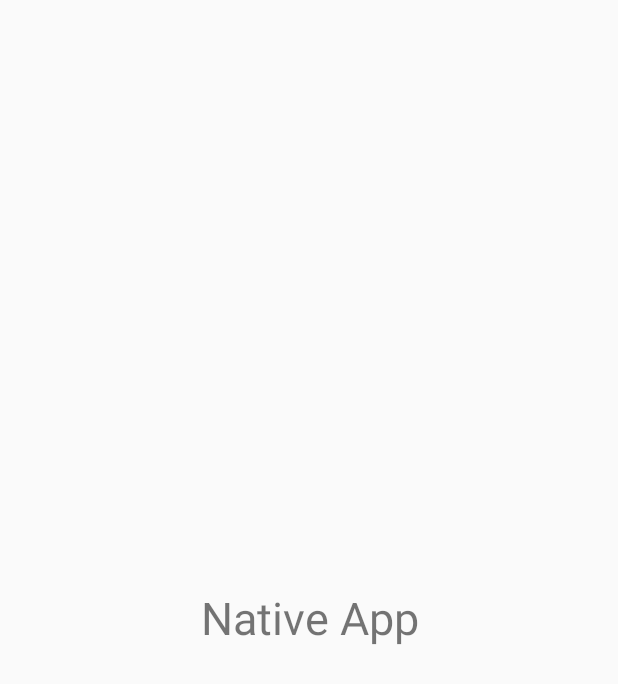
After one commit to ShaKristenc1tt2d/mgasoftwarem, an Android app: the SplashActivity screen opened directly, with no data from a screen before it, on a phone screen of 412 x 824 dp. The commit adds this screen. Shown: the top 684 px of the screen. Run offline under Robolectric (Android 15) with nearby library versions, the phone set to English and light mode, and no system bars; 1 statement that could not run was skipped.

Commit message:
1.优化了接收方式

```diff
--- a/app/build.gradle
+++ b/app/build.gradle
@@ -9,7 +9,7 @@ android {
         minSdkVersion 15
         targetSdkVersion 22
         versionCode 1
-        versionName "1.0"
+        versionName "V1.0.1"
     }
     buildTypes {
         release {
@@ -36,5 +36,4 @@ dependencies {
     compile 'com.squareup.okhttp3:okhttp:3.3.1'
     compile 'com.squareup.okio:okio:1.8.0'
     compile 'com.google.code.gson:gson:2.3.1'
-    compile files('libs/idp2nativeapp1.0.jar')
 }
--- a/app/src/main/java/com/idsmanager/nativeappdemo/activity/MainActivity.java
+++ b/app/src/main/java/com/idsmanager/nativeappdemo/activity/MainActivity.java
@@ -7,6 +7,7 @@ import android.text.TextUtils;
 import android.view.View;
 import android.widget.Button;
 import android.widget.EditText;
+import android.widget.Toast;
 
 import com.avos.avoscloud.AVAnalytics;
 import com.avos.avoscloud.AVException;
@@ -44,10 +45,7 @@ public class MainActivity extends AppCompatActivity implements View.OnClickListe
 //                login(info.getAccount(), info.getPassword());
 //            }
 //        }
-        UserInfo info = IDP2NativeApp.getUser(this);
-        if (info != null) {
-            login(info.getAccount(), info.getPassword());
-        }
+
     }
 
     @Override
--- /dev/null
+++ b/app/src/main/java/com/idsmanager/nativeappdemo/activity/SplashActivity.java
@@ -0,0 +1,40 @@
+package com.idsmanager.nativeappdemo.activity;
+
+import android.content.Intent;
+import android.support.v7.app.AppCompatActivity;
+import android.os.Bundle;
+import android.text.TextUtils;
+import android.util.Log;
+
+import com.idsmanager.idp2nativeapplibrary.response.UserInfo;
+import com.idsmanager.idp2nativeapplibrary.util.IDP2NativeApp;
+import com.idsmanager.nativeappdemo.R;
+import com.idsmanager.nativeappdemo.receive.UserReceiver;
+
+public class SplashActivity extends AppCompatActivity {
+    private static final String TAG = "SplashActivity";
+    @Override
+    protected void onCreate(Bundle savedInstanceState) {
+        super.onCreate(savedInstanceState);
+        setContentView(R.layout.activity_splsh);
+
+//        UserInfo info = IDP2NativeApp.getUser(this);
+//        if (info != null) {
+//            Intent intent = new Intent(SplashActivity.this, UserInfoActivity.class);
+//            intent.putExtra("username", info.getAccount());
+//            startActivity(intent);
+//            Log.d(TAG,"info!");
+//            finish();
+//        } else {
+//            startActivity(new Intent(SplashActivity.this, MainActivity.class));
+//            Log.d(TAG, "info");
+//            finish();
+//        }
+        if (TextUtils.isEmpty(UserReceiver.mUsername)){
+            startActivity(new Intent(SplashActivity.this, MainActivity.class));
+            Log.d(TAG, "info");
+            finish();
+        }
+
+    }
+}
--- a/app/src/main/java/com/idsmanager/nativeappdemo/application/NativeApplication.java
+++ b/app/src/main/java/com/idsmanager/nativeappdemo/application/NativeApplication.java
@@ -6,7 +6,7 @@ import android.content.Context;
 import com.avos.avoscloud.AVOSCloud;
 import com.idsmanager.idp2nativeapplibrary.util.IDP2NativeApp;
 import com.idsmanager.idp2nativeapplibrary.util.LogUtils;
-import com.idsmanager.nativeappdemo.activity.MainActivity;
+import com.idsmanager.nativeappdemo.activity.SplashActivity;
 
 /**
  * Created by hui on 2016/11/28.
@@ -20,7 +20,7 @@ public class NativeApplication extends Application {
         super.onCreate();
         mContext = getApplicationContext();
         AVOSCloud.initialize(this, "4ttO8fCifHlaOUEGO1J81I2x-gzGzoHsz", "f3ya12Slu4fuxyoS2m0QiVO9");
-        IDP2NativeApp.init(mContext, MainActivity.class);
+        IDP2NativeApp.init(mContext);
         LogUtils.d(TAG, "id-->" + IDP2NativeApp.getFacetID(mContext));
     }
 
--- /dev/null
+++ b/app/src/main/res/layout/activity_splsh.xml
@@ -0,0 +1,19 @@
+<?xml version="1.0" encoding="utf-8"?>
+<RelativeLayout xmlns:android="http://schemas.android.com/apk/res/android"
+    xmlns:tools="http://schemas.android.com/tools"
+    android:layout_width="match_parent"
+    android:layout_height="match_parent"
+    android:paddingBottom="@dimen/activity_vertical_margin"
+    android:paddingLeft="@dimen/activity_horizontal_margin"
+    android:paddingRight="@dimen/activity_horizontal_margin"
+    android:paddingTop="@dimen/activity_vertical_margin"
+    tools:context=".activity.SplashActivity">
+
+    <TextView
+        android:layout_width="match_parent"
+        android:layout_height="match_parent"
+        android:gravity="center"
+        android:text="Native App"
+        android:textSize="30sp" />
+
+</RelativeLayout>
--- a/idp2nativeapplibrary/build.gradle
+++ b/idp2nativeapplibrary/build.gradle
@@ -44,7 +44,6 @@ makeJar.dependsOn(build)
 dependencies {
     compile fileTree(dir: 'libs', include: ['*.jar'])
     testCompile 'junit:junit:4.12'
-    compile 'com.android.support:appcompat-v7:23.4.0'
     compile 'com.squareup.okhttp3:okhttp:3.3.1'
     compile 'com.squareup.okio:okio:1.8.0'
     compile 'com.google.code.gson:gson:2.3.1'
--- a/idp2nativeapplibrary/src/main/java/com/idsmanager/idp2nativeapplibrary/util/LogUtils.java
+++ b/idp2nativeapplibrary/src/main/java/com/idsmanager/idp2nativeapplibrary/util/LogUtils.java
@@ -3,7 +3,7 @@ package com.idsmanager.idp2nativeapplibrary.util;
 import android.util.Log;
 
 public class LogUtils {
-    public static final boolean DEBUG = true;
+    public static final boolean DEBUG = false;
 
     public static void v(String tag, String message) {
         if (DEBUG) {
```
Also changed, not shown: app/src/main/AndroidManifest.xml (+15 -6 lines), app/src/main/java/com/idsmanager/nativeappdemo/receive/UserReceiver.java (added, +46 -0 lines), idp2nativeapplibrary/src/main/java/com/idsmanager/idp2nativeapplibrary/receive/MyReceiver.java (+5 -2 lines), idp2nativeapplibrary/src/main/java/com/idsmanager/idp2nativeapplibrary/util/IDP2NativeApp.java (+42 -30 lines), app/libs/idp2nativeapp1.0.jar, app/src/main/res/mipmap-xhdpi/logo.png (added), 1 other file.
